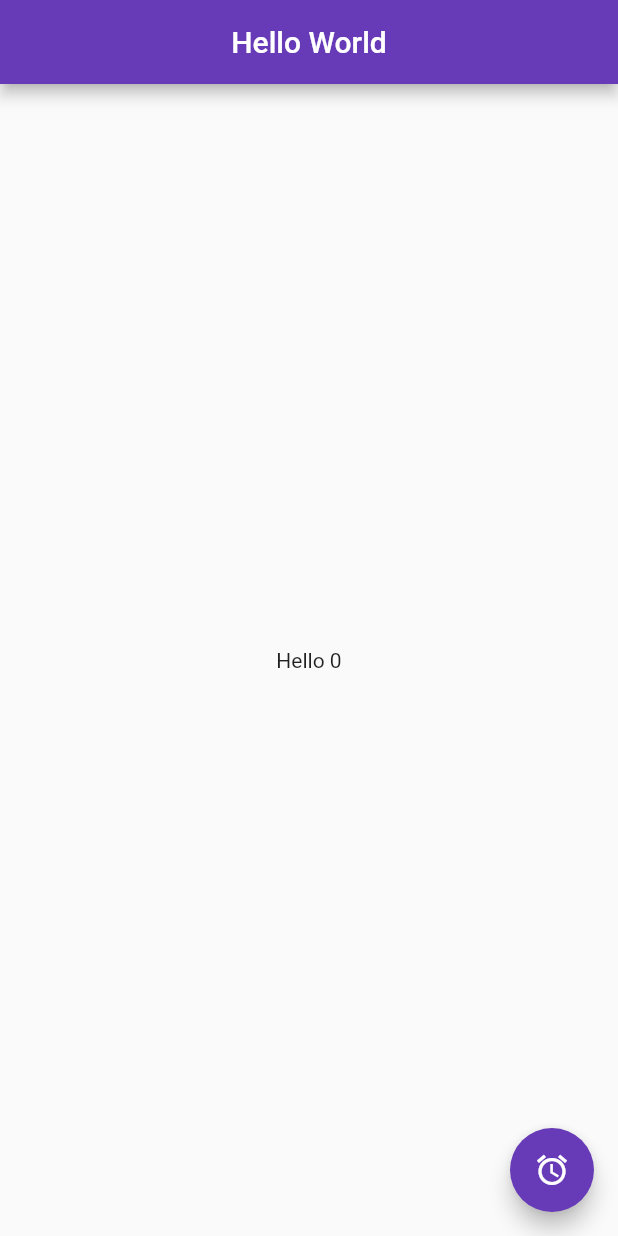
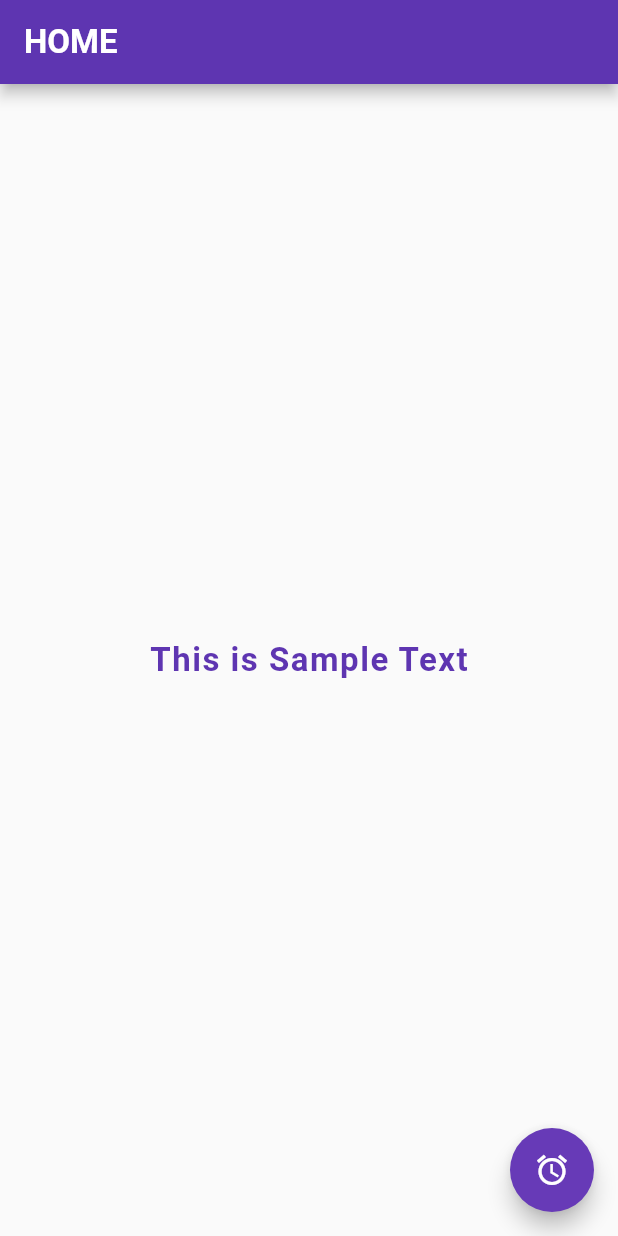
Before and after one commit to Ryukz/Learning, a Flutter app: the screen it shows after launch, on a phone screen of 412 x 824 dp. Run offline on Flutter 3.47's test engine with Material 2 defaults, Android fonts, the phone set to English and light mode, and no system bars; Roboto replaces fonts that are missing (MyFont).

```diff
--- a/lib/main.dart
+++ b/lib/main.dart
@@ -1,16 +1,35 @@
 // ignore_for_file: prefer_const_constructors
-
 import 'package:flutter/material.dart';
 
 int clicker = 0;
-void main() => runApp(MaterialApp(
+void main() => runApp(MyApp());
+
+class MyApp extends StatelessWidget {
+  const MyApp({Key? key}) : super(key: key);
+
+  @override
+  Widget build(BuildContext context) {
+    return MaterialApp(
         home: Scaffold(
       appBar: AppBar(
-        title: Text('Hello World'),
-        centerTitle: true,
-        backgroundColor: Colors.deepPurple,
+        title: Text(
+          'HOME',
+          textAlign: TextAlign.left,
+          style: TextStyle(
+              fontFamily: 'MyFont', fontWeight: FontWeight.bold, fontSize: 22),
+        ),
+        backgroundColor: Colors.deepPurple[600],
       ),
-      body: Center(child: Text("Hello $clicker")),
+      body: Center(
+          child: Text(
+        "This is Sample Text",
+        style: TextStyle(
+            color: Colors.deepPurple[600],
+            fontWeight: FontWeight.w600,
+            letterSpacing: 1.0,
+            fontFamily: 'MyFont',
+            fontSize: 22),
+      )),
       floatingActionButton: FloatingActionButton(
         onPressed: () {
           clicker++;
@@ -18,4 +37,6 @@ void main() => runApp(MaterialApp(
         backgroundColor: Colors.deepPurple,
         child: Icon(Icons.alarm),
       ),
-    )));
+    ));
+  }
+}
```
Also changed, not shown: pubspec.yaml (+4 -11 lines), customFonts/Hubballi-Regular.ttf (added).
